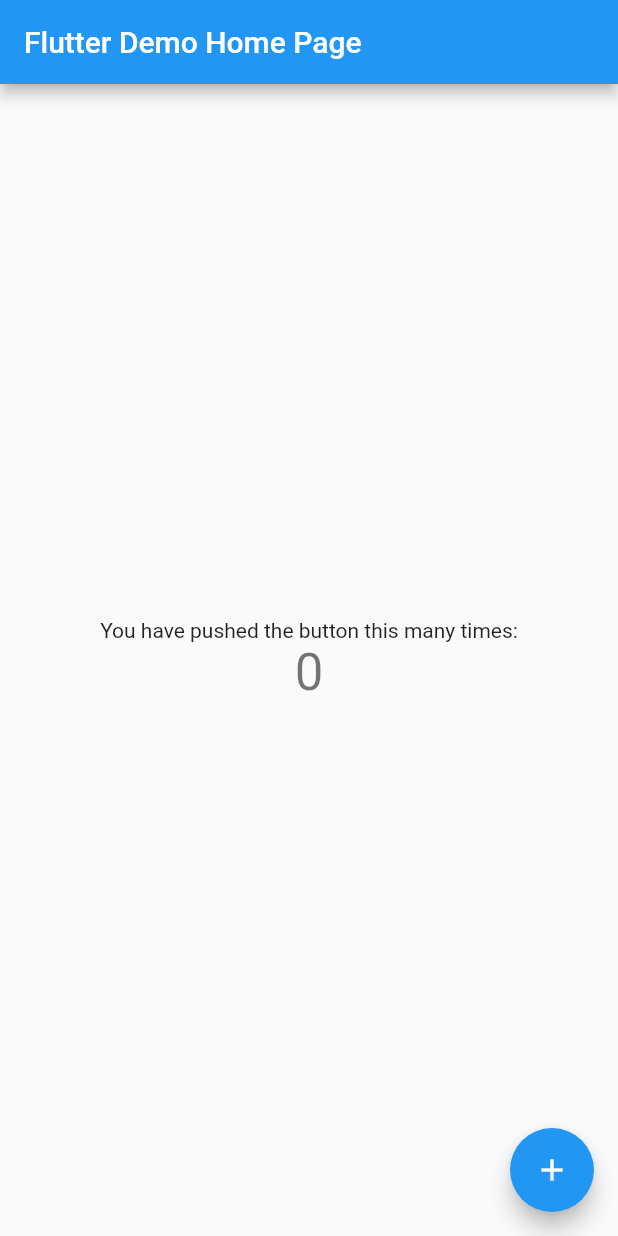
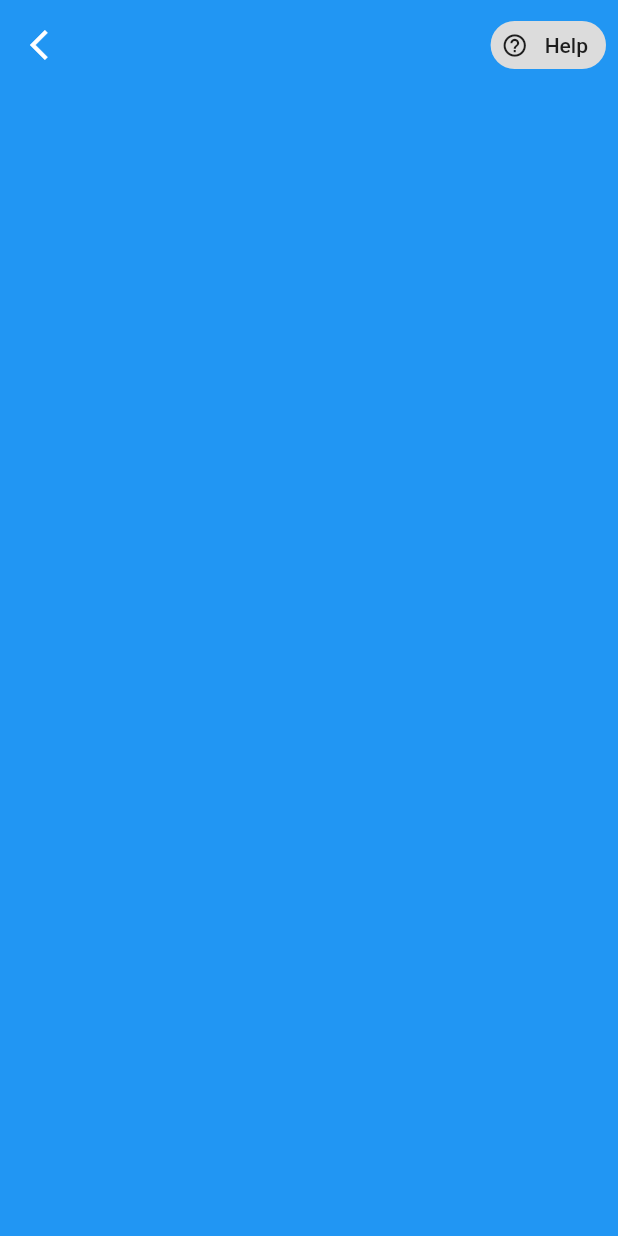
Before and after one commit to Akisan98/chin_chin, a Flutter app: the screen it shows after launch, on a phone screen of 412 x 824 dp. Run offline on Flutter 3.47's test engine with Material 2 defaults, Android fonts, the phone set to English and light mode, and no system bars.

Commit message:
Some Basic Structure

```diff
--- a/lib/main.dart
+++ b/lib/main.dart
@@ -1,115 +1,22 @@
+import 'package:chin_chin/pages/menu_screen.dart';
 import 'package:flutter/material.dart';
 
 void main() {
-  runApp(const MyApp());
+  runApp(
+    const MaterialApp(
+      home: MenuScreen(),
+      debugShowCheckedModeBanner: false,
+    )
+  );
 }
 
-class MyApp extends StatelessWidget {
-  const MyApp({Key? key}) : super(key: key);
+class PartyBud extends StatelessWidget {
+  const PartyBud({Key? key}) : super(key: key);
 
-  // This widget is the root of your application.
   @override
   Widget build(BuildContext context) {
-    return MaterialApp(
-      title: 'Flutter Demo',
-      theme: ThemeData(
-        // This is the theme of your application.
-        //
-        // Try running your application with "flutter run". You'll see the
-        // application has a blue toolbar. Then, without quitting the app, try
-        // changing the primarySwatch below to Colors.green and then invoke
-        // "hot reload" (press "r" in the console where you ran "flutter run",
-        // or simply save your changes to "hot reload" in a Flutter IDE).
-        // Notice that the counter didn't reset back to zero; the application
-        // is not restarted.
-        primarySwatch: Colors.blue,
-      ),
-      home: const MyHomePage(title: 'Flutter Demo Home Page'),
+    return Scaffold(
+      body: Container(color: Colors.red,),
     );
   }
 }
-
-class MyHomePage extends StatefulWidget {
-  const MyHomePage({Key? key, required this.title}) : super(key: key);
-
-  // This widget is the home page of your application. It is stateful, meaning
-  // that it has a State object (defined below) that contains fields that affect
-  // how it looks.
-
-  // This class is the configuration for the state. It holds the values (in this
-  // case the title) provided by the parent (in this case the App widget) and
-  // used by the build method of the State. Fields in a Widget subclass are
-  // always marked "final".
-
-  final String title;
-
-  @override
-  State<MyHomePage> createState() => _MyHomePageState();
-}
-
-class _MyHomePageState extends State<MyHomePage> {
-  int _counter = 0;
-
-  void _incrementCounter() {
-    setState(() {
-      // This call to setState tells the Flutter framework that something has
-      // changed in this State, which causes it to rerun the build method below
-      // so that the display can reflect the updated values. If we changed
-      // _counter without calling setState(), then the build method would not be
-      // called again, and so nothing would appear to happen.
-      _counter++;
-    });
-  }
-
-  @override
-  Widget build(BuildContext context) {
-    // This method is rerun every time setState is called, for instance as done
-    // by the _incrementCounter method above.
-    //
-    // The Flutter framework has been optimized to make rerunning build methods
-    // fast, so that you can just rebuild anything that needs updating rather
-    // than having to individually change instances of widgets.
-    return Scaffold(
-      appBar: AppBar(
-        // Here we take the value from the MyHomePage object that was created by
-        // the App.build method, and use it to set our appbar title.
-        title: Text(widget.title),
-      ),
-      body: Center(
-        // Center is a layout widget. It takes a single child and positions it
-        // in the middle of the parent.
-        child: Column(
-          // Column is also a layout widget. It takes a list of children and
-          // arranges them vertically. By default, it sizes itself to fit its
-          // children horizontally, and tries to be as tall as its parent.
-          //
-          // Invoke "debug painting" (press "p" in the console, choose the
-          // "Toggle Debug Paint" action from the Flutter Inspector in Android
-          // Studio, or the "Toggle Debug Paint" command in Visual Studio Code)
-          // to see the wireframe for each widget.
-          //
-          // Column has various properties to control how it sizes itself and
-          // how it positions its children. Here we use mainAxisAlignment to
-          // center the children vertically; the main axis here is the vertical
-          // axis because Columns are vertical (the cross axis would be
-          // horizontal).
-          mainAxisAlignment: MainAxisAlignment.center,
-          children: <Widget>[
-            const Text(
-              'You have pushed the button this many times:',
-            ),
-            Text(
-              '$_counter',
-              style: Theme.of(context).textTheme.headline4,
-            ),
-          ],
-        ),
-      ),
-      floatingActionButton: FloatingActionButton(
-        onPressed: _incrementCounter,
-        tooltip: 'Increment',
-        child: const Icon(Icons.add),
-      ), // This trailing comma makes auto-formatting nicer for build methods.
-    );
-  }
-}
--- /dev/null
+++ b/lib/pages/menu_screen.dart
@@ -0,0 +1,21 @@
+import 'package:chin_chin/widgets/simple_appbar.dart';
+import 'package:flutter/material.dart';
+import 'package:flutter/widgets.dart';
+
+class MenuScreen extends StatelessWidget {
+  const MenuScreen({Key? key}) : super(key: key);
+
+  @override
+  Widget build(BuildContext context) {
+    return Scaffold(
+      backgroundColor: Colors.blue,
+      body: SafeArea(
+        child: Column(
+          children: const [
+            SimpleAppBar(),
+          ],
+        ),
+      ),
+    );
+  }
+}
--- /dev/null
+++ b/lib/widgets/simple_appbar.dart
@@ -0,0 +1,87 @@
+import 'package:flutter/cupertino.dart';
+import 'package:flutter/material.dart';
+
+class SimpleAppBar extends StatelessWidget {
+  const SimpleAppBar({Key? key}) : super(key: key);
+
+  @override
+  Widget build(BuildContext context) {
+    return SizedBox(
+      height: MediaQuery.of(context).devicePixelRatio == 3 ? 55 : 60,
+      width: double.infinity,
+      child: Row(
+        children: const [
+          BackButton(),
+          BarTitle(),
+          HelpButton(),
+        ],
+      ),
+    );
+  }
+}
+
+class BackButton extends StatelessWidget {
+  const BackButton({Key? key}) : super(key: key);
+
+  @override
+  Widget build(BuildContext context) {
+    return Align(
+      alignment: Alignment.centerLeft,
+      child: Padding(
+        padding: const EdgeInsets.fromLTRB(8, 0, 0, 0),
+        child: IconButton(
+          icon: const Icon(Icons.arrow_back_ios, color: Colors.white,),
+          onPressed: () {
+            Navigator.pop(context);
+          }
+        ),
+      )
+    );
+  }
+}
+
+class BarTitle extends StatelessWidget {
+  const BarTitle({Key? key}) : super(key: key);
+
+  @override
+  Widget build(BuildContext context) {
+    return const Expanded(
+      child: Align(
+        alignment: Alignment.centerLeft,
+        child: Padding(
+          padding: EdgeInsets.fromLTRB(0, 0, 0, 0),
+          child: Text(
+            " ",
+            style: TextStyle(
+              fontWeight: FontWeight.w900,
+              color: Colors.white
+            ),
+            overflow: TextOverflow.ellipsis,
+            textScaleFactor: 1.75,
+            maxLines: 1,
+          ),
+        )
+      ),
+    );
+  }
+}
+
+class HelpButton extends StatelessWidget {
+  const HelpButton({Key? key}) : super(key: key);
+
+  @override
+  Widget build(BuildContext context) {
+    return Align(
+      alignment: Alignment.centerRight,
+      child: Padding(
+        padding: EdgeInsets.fromLTRB(16, 0, 8, 0),
+        child: ActionChip(
+          label: Text("Help"),
+          avatar: Icon(Icons.help_outline),
+          onPressed: (){},
+
+        )
+      )
+    );
+  }
+}
--- a/pubspec.yaml
+++ b/pubspec.yaml
@@ -45,6 +45,7 @@
   # package. See that file for information about deactivating specific lint
   # rules and activating additional ones.
   flutter_lints: ^1.0.0
+  lints: ^1.0.1
 
 # For information on the generic Dart part of this file, see the
 # following page: https://dart.dev/tools/pub/pubspec
```
Also changed, not shown: pubspec.lock, 1 other file.
